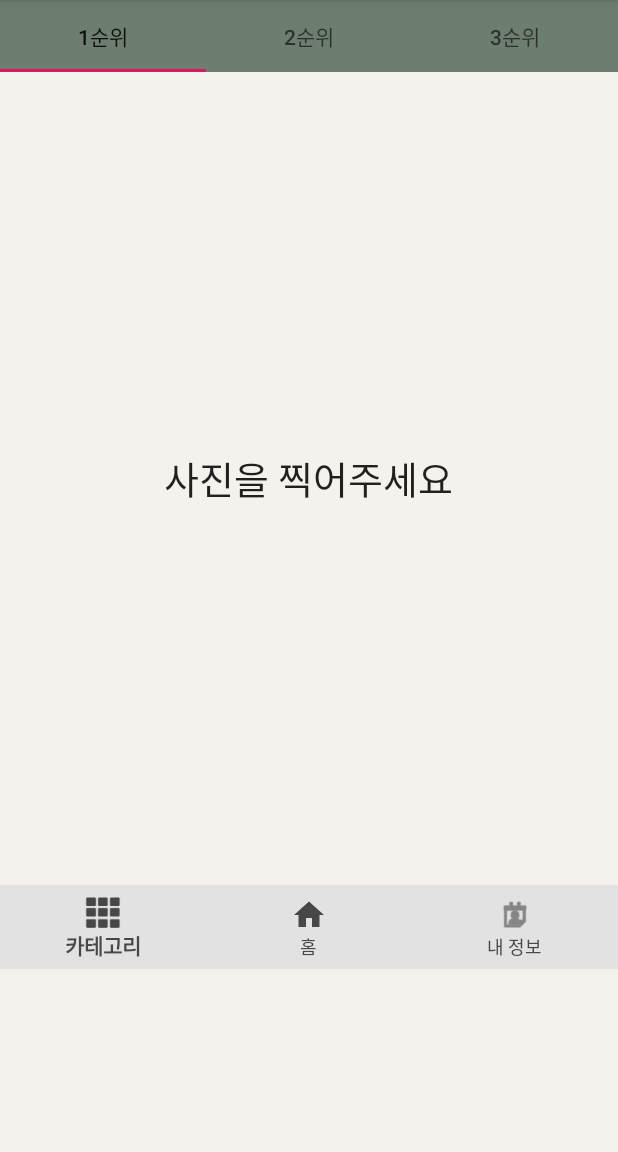
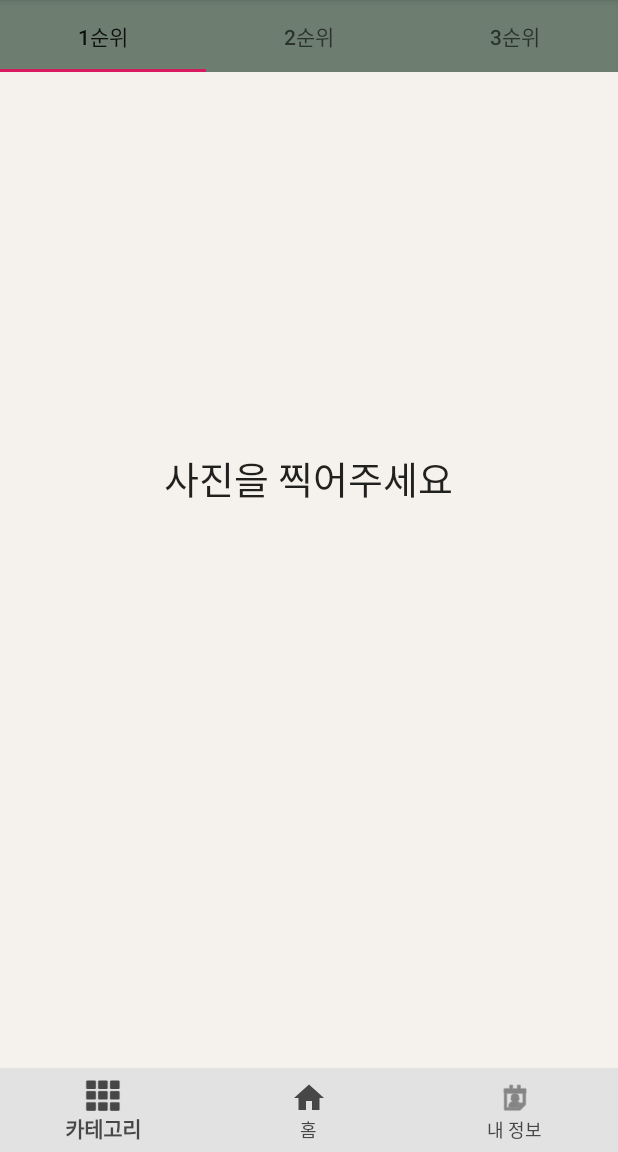
Before and after one commit to wnehdals/Omniver, an Android app: the MyInfoActivity screen opened directly, with no data from a screen before it, on a phone screen of 412 x 824 dp, the part 84-1236 px from its top. Run offline under Robolectric (Android 15) with nearby library versions, the phone set to English and light mode, and no system bars; libraries missing offline, so code that uses them is left out: io.realm; pictures from the network do not load; 4 statements that could not run were skipped.

Commit message:
revise my_info_xml

```diff
--- a/app/src/main/res/layout/activity_my_info.xml
+++ b/app/src/main/res/layout/activity_my_info.xml
@@ -1,14 +1,14 @@
 <?xml version="1.0" encoding="utf-8"?>
-<LinearLayout xmlns:android="http://schemas.android.com/apk/res/android"
+<FrameLayout xmlns:android="http://schemas.android.com/apk/res/android"
     xmlns:app="http://schemas.android.com/apk/res-auto"
     xmlns:tools="http://schemas.android.com/tools"
     android:layout_width="match_parent"
     android:layout_height="match_parent"
     android:background="@color/light_beige"
     android:orientation="vertical"
+    android:gravity="bottom"
     tools:context=".myinfo_service.MyInfoActivity">
-
-    <LinearLayout
+    <FrameLayout
         android:layout_width="match_parent"
         android:layout_height="590dp">
 
@@ -25,8 +25,7 @@
 
             </com.google.android.material.tabs.TabLayout>
         </androidx.viewpager.widget.ViewPager>
-    </LinearLayout>
+    </FrameLayout>
 
     <include layout="@layout/activity_bottom_navigation"></include>
-
-</LinearLayout>
+</FrameLayout>
```
